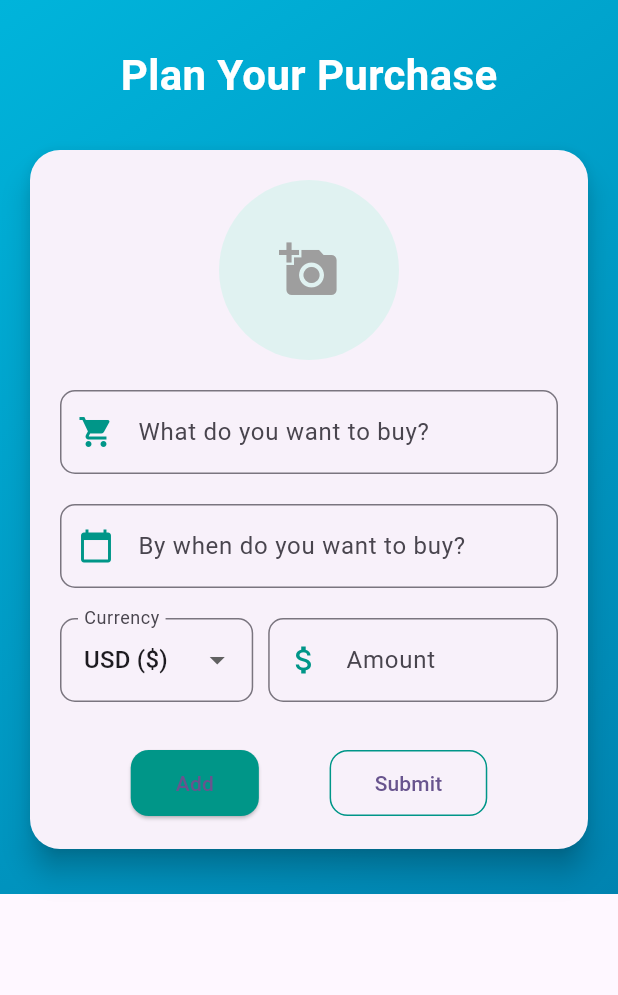
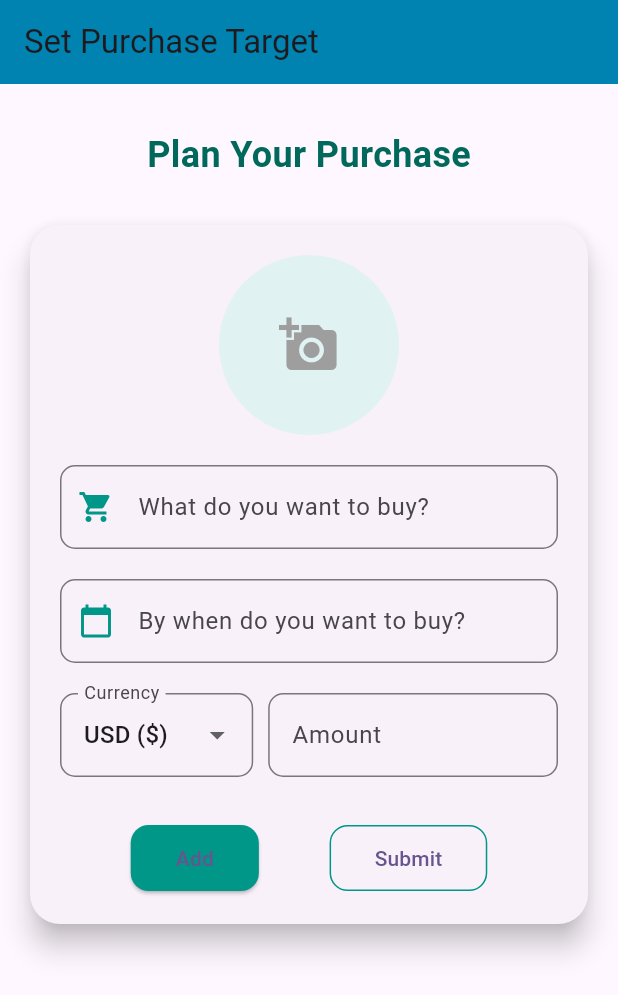
Before and after one commit to amrutha-ponduri/csp_project, a Flutter app: the screen it shows after launch, on a phone screen of 412 x 824 dp. Shown: the top 995 px of the screen. Run offline on Flutter 3.47's test engine with Material 3 defaults, Android fonts, the phone set to English and light mode, and no system bars; our stand-ins replace image_picker.

Commit message:
TargetPage successful

```diff
--- a/lib/pages/targetpage.dart
+++ b/lib/pages/targetpage.dart
@@ -1,5 +1,4 @@
 import 'dart:io';
-
 import 'package:flutter/material.dart';
 import 'package:image_picker/image_picker.dart';
 import 'package:intl/intl.dart';
@@ -18,13 +17,14 @@ class _TargetPageState extends State<TargetPage> {
 
   final List<Map<String, dynamic>> _savedTargets = [];
 
-  final List<String> _currencies = [
-    'USD (\$)',
-    'EUR (€)',
-    'INR (₹)',
-    'GBP (£)',
-    'JPY (¥)'
-  ];
+  final Map<String, String> _currencies = {
+    'USD (\$)': '\$',
+    'EUR (€)': '€',
+    'INR (₹)': '₹',
+    'GBP (£)': '£',
+    'JPY (¥)': '¥',
+  };
+
   String _selectedCurrency = 'USD (\$)';
 
   Future<void> _pickDate() async {
@@ -121,16 +121,14 @@ class _TargetPageState extends State<TargetPage> {
 
   @override
   Widget build(BuildContext context) {
+    final currencySymbol = _currencies[_selectedCurrency] ?? '';
+
     return Scaffold(
-      body: Container(
-        decoration: const BoxDecoration(
-          gradient: LinearGradient(
-            colors: [Color(0xFF00B4DB), Color(0xFF0083B0)],
-            begin: Alignment.topLeft,
-            end: Alignment.bottomRight,
+      appBar: AppBar(
+        title: const Text("Set Purchase Target"),
+        backgroundColor: const Color(0xFF0083B0),
       ),
-        ),
-        child: SafeArea(
+      body: SafeArea(
         child: SingleChildScrollView(
           padding: const EdgeInsets.all(20.0),
           child: Column(
@@ -139,8 +137,8 @@ class _TargetPageState extends State<TargetPage> {
               Text(
                 'Plan Your Purchase',
                 style: TextStyle(
-                    color: Colors.white,
-                    fontSize: 28,
+                  color: Colors.teal[800],
+                  fontSize: 24,
                   fontWeight: FontWeight.bold,
                 ),
               ),
@@ -200,7 +198,7 @@ class _TargetPageState extends State<TargetPage> {
                               flex: 2,
                               child: DropdownButtonFormField<String>(
                                 value: _selectedCurrency,
-                                  items: _currencies.map((currency) {
+                                items: _currencies.keys.map((currency) {
                                   return DropdownMenuItem<String>(
                                     value: currency,
                                     child: Text(currency),
@@ -214,18 +212,16 @@ class _TargetPageState extends State<TargetPage> {
                                 decoration: InputDecoration(
                                   labelText: 'Currency',
                                   border: OutlineInputBorder(
-                                        borderRadius:
-                                            BorderRadius.circular(10)),
+                                    borderRadius: BorderRadius.circular(10),
+                                  ),
                                 ),
                               ),
                             ),
                             const SizedBox(width: 10),
                             Expanded(
                               flex: 3,
-                                child: _buildTextField(
+                              child: TextFormField(
                                 controller: _amountController,
-                                  label: 'Amount',
-                                  icon: Icons.attach_money,
                                 keyboardType: TextInputType.number,
                                 validator: (value) {
                                   if (value == null || value.isEmpty) {
@@ -236,6 +232,15 @@ class _TargetPageState extends State<TargetPage> {
                                   }
                                   return null;
                                 },
+                                decoration: InputDecoration(
+                                  labelText: 'Amount',
+                                  prefixText: currencySymbol,
+                                  prefixStyle: const TextStyle(
+                                      fontWeight: FontWeight.bold),
+                                  border: OutlineInputBorder(
+                                    borderRadius: BorderRadius.circular(10),
+                                  ),
+                                ),
                               ),
                             ),
                           ],
@@ -279,7 +284,6 @@ class _TargetPageState extends State<TargetPage> {
           ),
         ),
       ),
-      ),
     );
   }
 }
```
Lines whose indentation alone changed are shown as unchanged.
